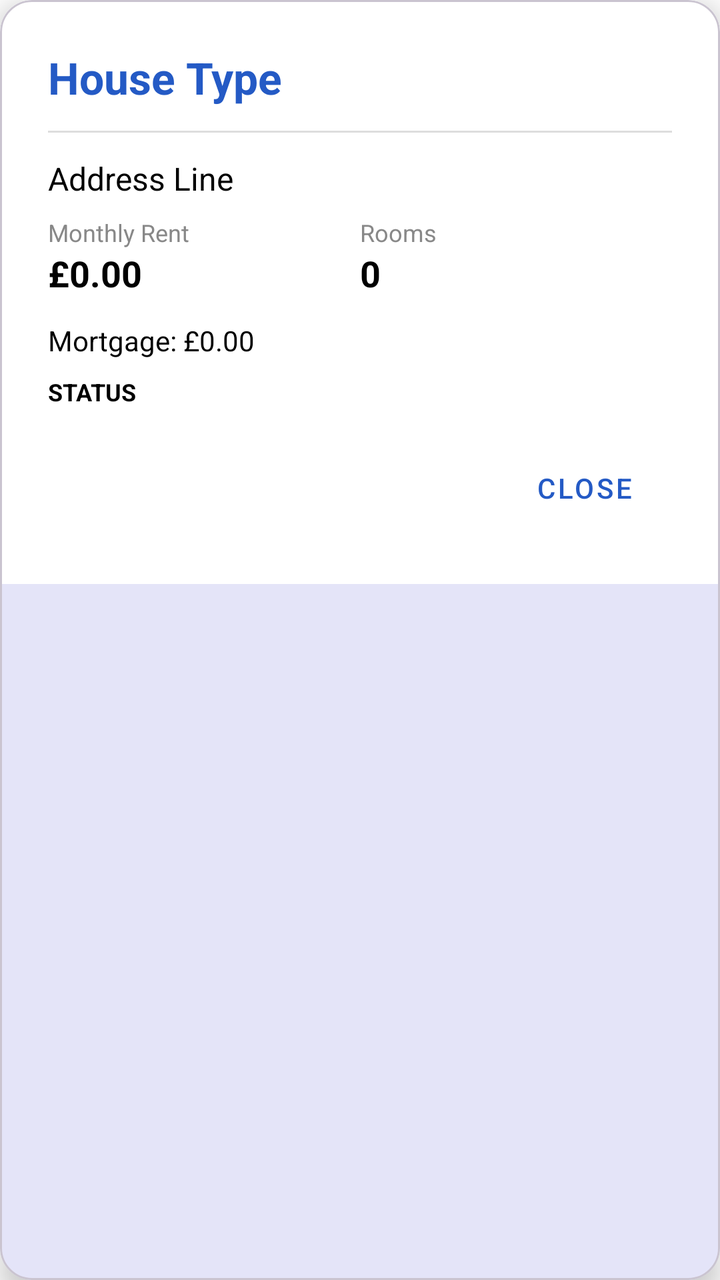
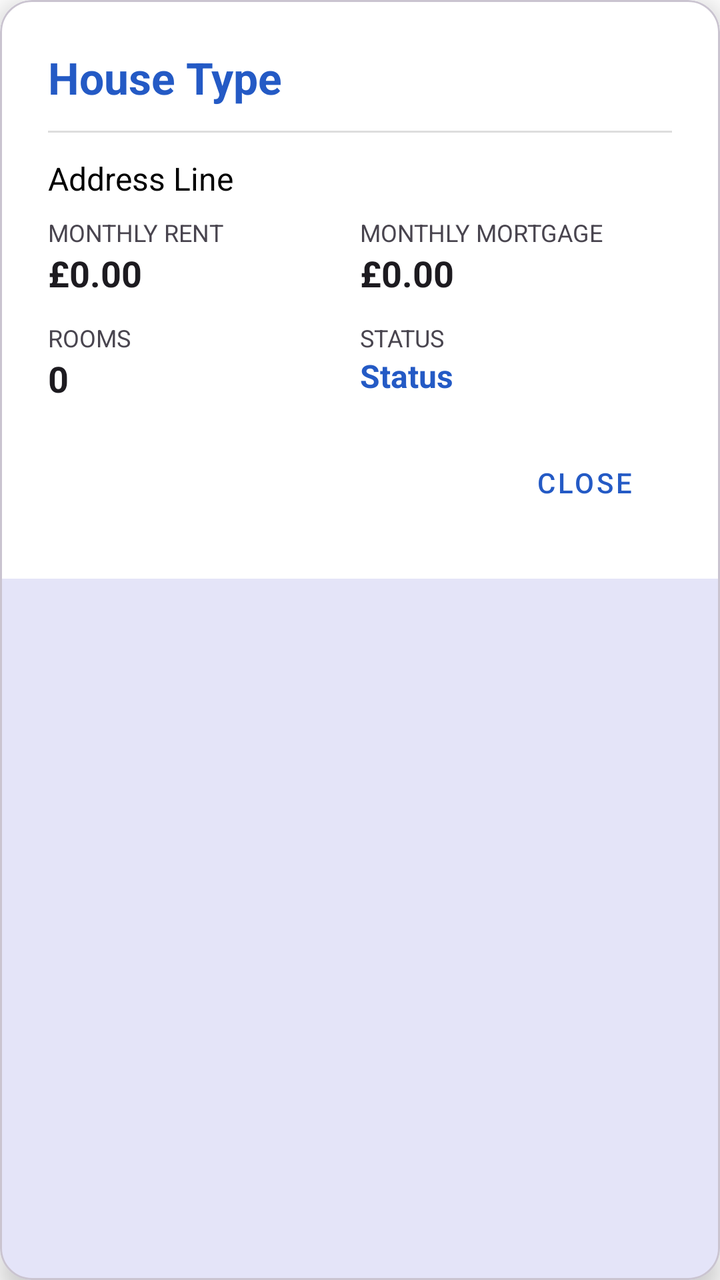

The first picture is an Android layout as it rendered before a commit; the second is the same layout after the commit. The layout source and the unified diff follow.
<!-- AndroidManifest.xml: application theme Theme.ProbbyApp -->
<!-- res/layout/fragment_property_details.xml -->
<?xml version="1.0" encoding="utf-8"?>
<com.google.android.material.card.MaterialCardView
    xmlns:android="http://schemas.android.com/apk/res/android"
    xmlns:app="http://schemas.android.com/apk/res-auto"
    xmlns:tools="http://schemas.android.com/tools"
    android:layout_width="match_parent"
    android:layout_height="wrap_content"
    android:layout_margin="24dp"
    app:cardCornerRadius="16dp"
    app:cardElevation="8dp"
    android:background="?attr/android:windowBackground"
    tools:context=".views.PropertyDetailsFragment"
    app:cardPreventCornerOverlap="false">

    <LinearLayout
        android:layout_width="match_parent"
        android:layout_height="wrap_content"
        android:orientation="vertical"
        android:background="?attr/android:colorBackground"
        android:padding="24dp">

        
        <TextView
            android:id="@+id/propertyType"
            android:layout_width="match_parent"
            android:layout_height="wrap_content"
            android:text="House Type"
            android:textColor="?attr/colorPrimary"
            android:textSize="22sp"
            android:textStyle="bold" />

        <View
            android:layout_width="match_parent"
            android:layout_height="1dp"
            android:layout_marginVertical="12dp"
            android:background="#DDDDDD" />

        
        <TextView
            android:id="@+id/propertyAddress"
            android:layout_width="match_parent"
            android:layout_height="wrap_content"
            android:text="Address Line"
            android:textSize="16sp"
            android:layout_marginBottom="8dp" />

        <LinearLayout
            android:layout_width="match_parent"
            android:layout_height="wrap_content"
            android:orientation="horizontal"
            android:weightSum="2">

            <LinearLayout
                android:layout_width="0dp"
                android:layout_height="wrap_content"
                android:layout_weight="1"
                android:orientation="vertical">

                <TextView
                    android:layout_width="wrap_content"
                    android:layout_height="wrap_content"
                    android:text="Monthly Rent"
                    android:textSize="12sp"
                    android:textColor="#888888"/>
                <TextView
                    android:id="@+id/propertyRent"
                    android:layout_width="wrap_content"
                    android:layout_height="wrap_content"
                    android:text="£0.00"
                    android:textSize="18sp"
                    android:textStyle="bold"/>
            </LinearLayout>

            <LinearLayout
                android:layout_width="0dp"
                android:layout_height="wrap_content"
                android:layout_weight="1"
                android:orientation="vertical">

                <TextView
                    android:layout_width="wrap_content"
                    android:layout_height="wrap_content"
                    android:text="Rooms"
                    android:textSize="12sp"
                    android:textColor="#888888"/>
                <TextView
                    android:id="@+id/propertyRooms"
                    android:layout_width="wrap_content"
                    android:layout_height="wrap_content"
                    android:text="0"
                    android:textSize="18sp"
                    android:textStyle="bold"/>
            </LinearLayout>
        </LinearLayout>

        <TextView
            android:id="@+id/propertyMortgage"
            android:layout_width="wrap_content"
            android:layout_height="wrap_content"
            android:layout_marginTop="12dp"
            android:text="Mortgage: £0.00"
            android:textSize="14sp" />

        <TextView
            android:id="@+id/propertyStatus"
            android:layout_width="wrap_content"
            android:layout_height="wrap_content"
            android:layout_marginTop="8dp"
            android:text="Status"
            android:textAllCaps="true"
            android:textSize="12sp"
            android:textStyle="bold" />

        
        <Button
            android:id="@+id/close"
            style="@style/Widget.MaterialComponents.Button.TextButton"
            android:layout_width="wrap_content"
            android:layout_height="wrap_content"
            android:layout_gravity="end"
            android:layout_marginTop="16dp"
            android:text="@string/close" />


    </LinearLayout>
</com.google.android.material.card.MaterialCardView>
<!-- resources referenced by this layout -->
<resources>
  <string name="close">Close</string>
  <style name="Theme.ProbbyApp" parent="Theme.MaterialComponents.DayNight.DarkActionBar">
          
          <item name="colorPrimary">#245AC5</item>
          <item name="colorPrimaryVariant">#373738</item>
          <item name="colorOnPrimary">@color/white</item>
          
          <item name="colorSecondary">#454242</item>
          <item name="colorSecondaryVariant">@color/teal_700</item>
          <item name="colorOnSecondary">@color/black</item>
          
          <item name="android:statusBarColor">#245AC5</item>
          
      </style>
  <color name="white">#FFFFFFFF</color>
  <color name="teal_700">#FF018786</color>
  <color name="black">#FF000000</color>
</resources>

<!-- the commit's change to res/layout/fragment_property_details.xml (unified diff, before → after) -->
@@ -48,25 +48,27 @@
             android:layout_width="match_parent"
             android:layout_height="wrap_content"
             android:orientation="horizontal"
-            android:weightSum="2">
+            android:weightSum="2"
+            android:layout_marginBottom="12dp">
 
             <LinearLayout
                 android:layout_width="0dp"
                 android:layout_height="wrap_content"
                 android:layout_weight="1"
                 android:orientation="vertical">
-
                 <TextView
                     android:layout_width="wrap_content"
                     android:layout_height="wrap_content"
                     android:text="Monthly Rent"
                     android:textSize="12sp"
-                    android:textColor="#888888"/>
+                    android:textAllCaps="true"
+                    android:textColor="?android:attr/textColorSecondary"/>
                 <TextView
                     android:id="@+id/propertyRent"
                     android:layout_width="wrap_content"
                     android:layout_height="wrap_content"
                     android:text="£0.00"
+                    android:textColor="?android:attr/textColorPrimary"
                     android:textSize="18sp"
                     android:textStyle="bold"/>
             </LinearLayout>
@@ -76,40 +78,76 @@
                 android:layout_height="wrap_content"
                 android:layout_weight="1"
                 android:orientation="vertical">
+                <TextView
+                    android:layout_width="wrap_content"
+                    android:layout_height="wrap_content"
+                    android:text="Monthly Mortgage"
+                    android:textSize="12sp"
+                    android:textAllCaps="true"
+                    android:textColor="?android:attr/textColorSecondary"/>
+                <TextView
+                    android:id="@+id/propertyMortgage"
+                    android:layout_width="wrap_content"
+                    android:layout_height="wrap_content"
+                    android:text="£0.00"
+                    android:textColor="?android:attr/textColorPrimary"
+                    android:textSize="18sp"
+                    android:textStyle="bold"/>
+            </LinearLayout>
+        </LinearLayout>
 
+        
+        <LinearLayout
+            android:layout_width="match_parent"
+            android:layout_height="wrap_content"
+            android:orientation="horizontal"
+            android:weightSum="2">
+
+            <LinearLayout
+                android:layout_width="0dp"
+                android:layout_height="wrap_content"
+                android:layout_weight="1"
+                android:orientation="vertical">
                 <TextView
                     android:layout_width="wrap_content"
                     android:layout_height="wrap_content"
                     android:text="Rooms"
                     android:textSize="12sp"
-                    android:textColor="#888888"/>
+                    android:textAllCaps="true"
+                    android:textColor="?android:attr/textColorSecondary"/>
                 <TextView
                     android:id="@+id/propertyRooms"
                     android:layout_width="wrap_content"
                     android:layout_height="wrap_content"
                     android:text="0"
+                    android:textColor="?android:attr/textColorPrimary"
                     android:textSize="18sp"
                     android:textStyle="bold"/>
             </LinearLayout>
+
+            <LinearLayout
+                android:layout_width="0dp"
+                android:layout_height="wrap_content"
+                android:layout_weight="1"
+                android:orientation="vertical">
+                <TextView
+                    android:layout_width="wrap_content"
+                    android:layout_height="wrap_content"
+                    android:text="Status"
+                    android:textSize="12sp"
+                    android:textAllCaps="true"
+                    android:textColor="?android:attr/textColorSecondary"/>
+                <TextView
+                    android:id="@+id/propertyStatus"
+                    android:layout_width="wrap_content"
+                    android:layout_height="wrap_content"
+                    android:text="Status"
+                    android:textColor="?attr/colorPrimary"
+                    android:textSize="16sp"
+                    android:textStyle="bold" />
+            </LinearLayout>
         </LinearLayout>
 
-        <TextView
-            android:id="@+id/propertyMortgage"
-            android:layout_width="wrap_content"
-            android:layout_height="wrap_content"
-            android:layout_marginTop="12dp"
-            android:text="Mortgage: £0.00"
-            android:textSize="14sp" />
-
-        <TextView
-            android:id="@+id/propertyStatus"
-            android:layout_width="wrap_content"
-            android:layout_height="wrap_content"
-            android:layout_marginTop="8dp"
-            android:text="Status"
-            android:textAllCaps="true"
-            android:textSize="12sp"
-            android:textStyle="bold" />
 
         
         <Button
